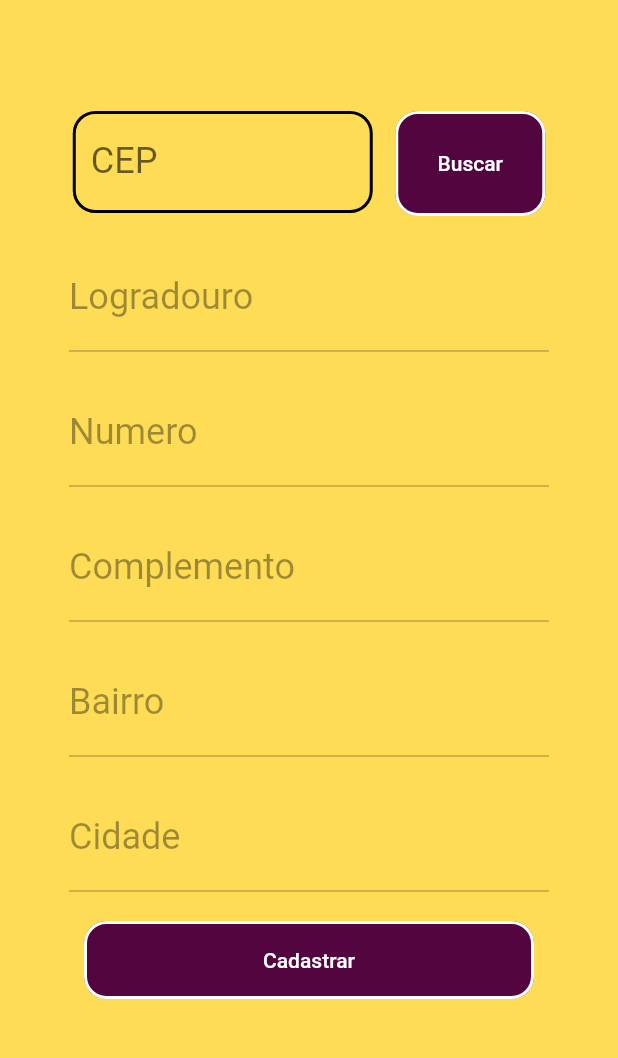
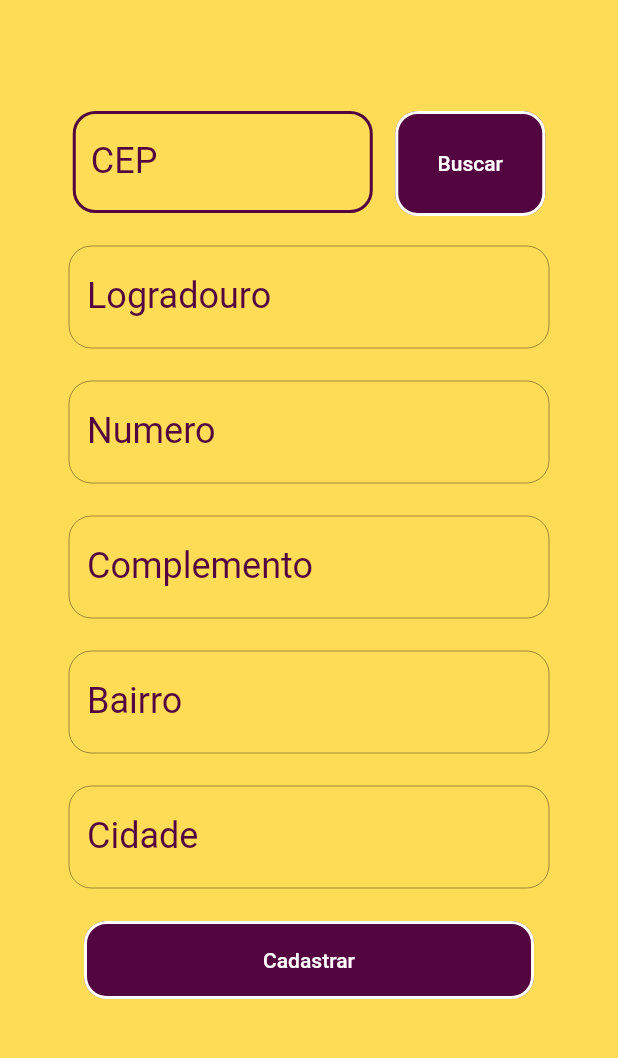
Before and after one commit to GuiPiovezan/aplicativo-point-summer-foods, a Flutter app: the AddressRegistration screen opened directly, on a phone screen of 412 x 824 dp, the part 84-1142 px from its top. Run offline on Flutter 3.47's test engine with Material 2 defaults, Android fonts, the phone set to English and light mode, and no system bars; our stand-ins replace brasil_fields, cloud_firestore, firebase_auth, firebase_core; accounts and stored records are empty.

Commit message:
Alterando TextField personalizado

```diff
--- a/lib/widgets/TextFields/custom-text-field.dart
+++ b/lib/widgets/TextFields/custom-text-field.dart
@@ -32,8 +32,16 @@ class CustomTextField extends StatelessWidget {
   Widget build(BuildContext context) {
     return Center(
       child: Container(
-        margin: const EdgeInsets.fromLTRB(0, 20, 0, 0),
-        height: heigth != null ? double?.parse(heigth.toString()) : 70,
+        margin: validator != null
+            ? const EdgeInsets.fromLTRB(0, 5, 0, 0)
+            : const EdgeInsets.fromLTRB(0, 20, 0, 0),
+        height: heigth != null
+            ? validator != null
+                ? double?.parse(heigth.toString()) + 30
+                : double?.parse(heigth.toString())
+            : validator != null
+                ? 90
+                : 70,
         width: width != null ? double?.parse(width.toString()) : 320,
         child: TextFormField(
           controller: controlador,
@@ -49,8 +57,11 @@ class CustomTextField extends StatelessWidget {
           enabled: enable,
           decoration: InputDecoration(
             labelText: descricaoCampo,
+            labelStyle: const TextStyle(
+              color: Color.fromARGB(255, 83, 5, 64),
+            ),
             hintText: placeholder ?? '',
-            focusedBorder: const OutlineInputBorder(
+            enabledBorder: const OutlineInputBorder(
               borderSide: BorderSide(
                 color: Color.fromARGB(255, 83, 5, 64),
                 width: 2,
@@ -59,9 +70,16 @@ class CustomTextField extends StatelessWidget {
                 Radius.circular(15),
               ),
             ),
-            enabledBorder: const OutlineInputBorder(
+            border: const OutlineInputBorder(
+              borderRadius: BorderRadius.all(Radius.circular(15)),
               borderSide: BorderSide(
-                color: Colors.black,
+                color: Color.fromARGB(255, 83, 5, 64),
+                width: 2,
+              ),
+            ),
+            focusedBorder: const OutlineInputBorder(
+              borderSide: BorderSide(
+                color: Color.fromARGB(255, 83, 5, 64),
                 width: 2,
               ),
               borderRadius: BorderRadius.all(
```
